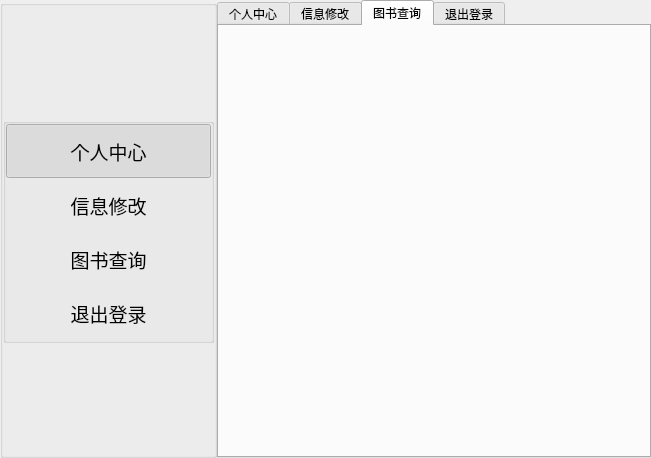
xiezhihu/Qt_Book, file twidgetstudent.ui: the form before one commit.
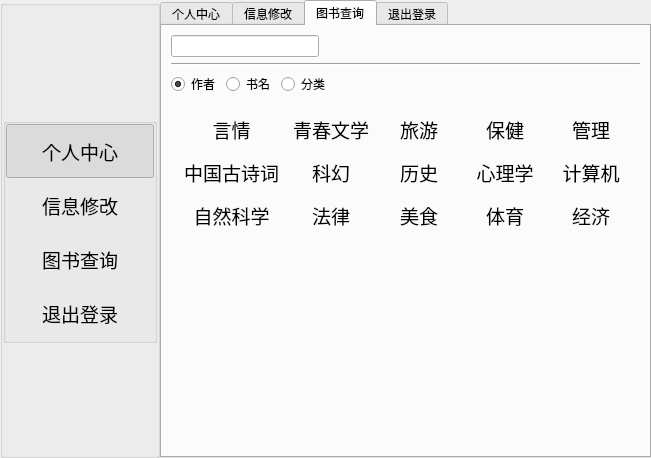
The form after the commit. The open tabs and pages were chosen to show the change. Icons and pictures are not drawn.

Commit message: 完成了图书查询Ui界面

The edit to the form file:
```diff
--- a/twidgetstudent.ui
+++ b/twidgetstudent.ui
@@ -906,6 +906,513 @@
       <attribute name="title">
        <string>图书查询</string>
       </attribute>
+      <layout class="QVBoxLayout" name="verticalLayout_13">
+       <item>
+        <layout class="QHBoxLayout" name="horizontalLayout_17" stretch="2,3">
+         <item>
+          <layout class="QHBoxLayout" name="horizontalLayout_16" stretch="10,1">
+           <property name="spacing">
+            <number>0</number>
+           </property>
+           <item>
+            <widget class="QLineEdit" name="lineSearch"/>
+           </item>
+           <item>
+            <widget class="QPushButton" name="btnSearch">
+             <property name="text">
+              <string/>
+             </property>
+             <property name="icon">
+              <iconset resource="icon.qrc">
+               <normaloff>:/icon/Search.png</normaloff>:/icon/Search.png</iconset>
+             </property>
+             <property name="flat">
+              <bool>true</bool>
+             </property>
+            </widget>
+           </item>
+          </layout>
+         </item>
+         <item>
+          <spacer name="horizontalSpacer_10">
+           <property name="orientation">
+            <enum>Qt::Horizontal</enum>
+           </property>
+           <property name="sizeHint" stdset="0">
+            <size>
+             <width>40</width>
+             <height>20</height>
+            </size>
+           </property>
+          </spacer>
+         </item>
+        </layout>
+       </item>
+       <item>
+        <widget class="Line" name="line_3">
+         <property name="orientation">
+          <enum>Qt::Horizontal</enum>
+         </property>
+        </widget>
+       </item>
+       <item>
+        <layout class="QHBoxLayout" name="horizontalLayout_20" stretch="1,3">
+         <item>
+          <layout class="QHBoxLayout" name="horizontalLayout_19">
+           <item>
+            <widget class="QRadioButton" name="radioAuthor">
+             <property name="text">
+              <string>作者</string>
+             </property>
+             <property name="checked">
+              <bool>true</bool>
+             </property>
+            </widget>
+           </item>
+           <item>
+            <widget class="QRadioButton" name="radioName">
+             <property name="text">
+              <string>书名</string>
+             </property>
+            </widget>
+           </item>
+           <item>
+            <widget class="QRadioButton" name="radioCategory">
+             <property name="text">
+              <string>分类</string>
+             </property>
+            </widget>
+           </item>
+          </layout>
+         </item>
+         <item>
+          <spacer name="horizontalSpacer_15">
+           <property name="orientation">
+            <enum>Qt::Horizontal</enum>
+           </property>
+           <property name="sizeHint" stdset="0">
+            <size>
+             <width>40</width>
+             <height>20</height>
+            </size>
+           </property>
+          </spacer>
+         </item>
+        </layout>
+       </item>
+       <item>
+        <widget class="QStackedWidget" name="queryStackedWidget">
+         <property name="currentIndex">
+          <number>0</number>
+         </property>
+         <widget class="QWidget" name="page_4">
+          <layout class="QVBoxLayout" name="verticalLayout_14">
+           <item>
+            <widget class="QTableView" name="queryTabView"/>
+           </item>
+           <item>
+            <layout class="QHBoxLayout" name="horizontalLayout_18">
+             <item>
+              <spacer name="horizontalSpacer_14">
+               <property name="orientation">
+                <enum>Qt::Horizontal</enum>
+               </property>
+               <property name="sizeHint" stdset="0">
+                <size>
+                 <width>40</width>
+                 <height>20</height>
+                </size>
+               </property>
+              </spacer>
+             </item>
+             <item>
+              <widget class="QPushButton" name="btnFirst">
+               <property name="text">
+                <string>首页</string>
+               </property>
+               <property name="flat">
+                <bool>true</bool>
+               </property>
+              </widget>
+             </item>
+             <item>
+              <spacer name="horizontalSpacer_16">
+               <property name="orientation">
+                <enum>Qt::Horizontal</enum>
+               </property>
+               <property name="sizeHint" stdset="0">
+                <size>
+                 <width>28</width>
+                 <height>20</height>
+                </size>
+               </property>
+              </spacer>
+             </item>
+             <item>
+              <widget class="QPushButton" name="btnLast">
+               <property name="text">
+                <string>上一页</string>
+               </property>
+               <property name="flat">
+                <bool>true</bool>
+               </property>
+              </widget>
+             </item>
+             <item>
+              <spacer name="horizontalSpacer_11">
+               <property name="orientation">
+                <enum>Qt::Horizontal</enum>
+               </property>
+               <property name="sizeHint" stdset="0">
+                <size>
+                 <width>18</width>
+                 <height>20</height>
+                </size>
+               </property>
+              </spacer>
+             </item>
+             <item>
+              <widget class="QLabel" name="label_9">
+               <property name="text">
+                <string>当前第</string>
+               </property>
+               <property name="alignment">
+                <set>Qt::AlignRight|Qt::AlignTrailing|Qt::AlignVCenter</set>
+               </property>
+              </widget>
+             </item>
+             <item>
+              <widget class="QSpinBox" name="spinPag">
+               <property name="buttonSymbols">
+                <enum>QAbstractSpinBox::NoButtons</enum>
+               </property>
+               <property name="minimum">
+                <number>1</number>
+               </property>
+               <property name="maximum">
+                <number>120</number>
+               </property>
+              </widget>
+             </item>
+             <item>
+              <widget class="QLabel" name="label_10">
+               <property name="text">
+                <string>页</string>
+               </property>
+              </widget>
+             </item>
+             <item>
+              <spacer name="horizontalSpacer_12">
+               <property name="orientation">
+                <enum>Qt::Horizontal</enum>
+               </property>
+               <property name="sizeHint" stdset="0">
+                <size>
+                 <width>18</width>
+                 <height>20</height>
+                </size>
+               </property>
+              </spacer>
+             </item>
+             <item>
+              <widget class="QPushButton" name="btnNext">
+               <property name="text">
+                <string>下一页</string>
+               </property>
+               <property name="flat">
+                <bool>true</bool>
+               </property>
+              </widget>
+             </item>
+             <item>
+              <spacer name="horizontalSpacer_17">
+               <property name="orientation">
+                <enum>Qt::Horizontal</enum>
+               </property>
+               <property name="sizeHint" stdset="0">
+                <size>
+                 <width>28</width>
+                 <height>20</height>
+                </size>
+               </property>
+              </spacer>
+             </item>
+             <item>
+              <widget class="QPushButton" name="btnEnd">
+               <property name="text">
+                <string>尾页</string>
+               </property>
+               <property name="flat">
+                <bool>true</bool>
+               </property>
+              </widget>
+             </item>
+             <item>
+              <spacer name="horizontalSpacer_13">
+               <property name="orientation">
+                <enum>Qt::Horizontal</enum>
+               </property>
+               <property name="sizeHint" stdset="0">
+                <size>
+                 <width>40</width>
+                 <height>20</height>
+                </size>
+               </property>
+              </spacer>
+             </item>
+            </layout>
+           </item>
+          </layout>
+         </widget>
+         <widget class="QWidget" name="page_5">
+          <layout class="QVBoxLayout" name="verticalLayout_15">
+           <item>
+            <layout class="QGridLayout" name="gridLayout_2">
+             <item row="0" column="0">
+              <widget class="QPushButton" name="btnRomance">
+               <property name="font">
+                <font>
+                 <pointsize>14</pointsize>
+                </font>
+               </property>
+               <property name="text">
+                <string>言情</string>
+               </property>
+               <property name="flat">
+                <bool>true</bool>
+               </property>
+              </widget>
+             </item>
+             <item row="0" column="1">
+              <widget class="QPushButton" name="btnYouth">
+               <property name="font">
+                <font>
+                 <pointsize>14</pointsize>
+                </font>
+               </property>
+               <property name="text">
+                <string>青春文学</string>
+               </property>
+               <property name="flat">
+                <bool>true</bool>
+               </property>
+              </widget>
+             </item>
+             <item row="0" column="2">
+              <widget class="QPushButton" name="btnTravel">
+               <property name="font">
+                <font>
+                 <pointsize>14</pointsize>
+                </font>
+               </property>
+               <property name="text">
+                <string>旅游</string>
+               </property>
+               <property name="flat">
+                <bool>true</bool>
+               </property>
+              </widget>
+             </item>
+             <item row="0" column="3">
+              <widget class="QPushButton" name="btnHealth">
+               <property name="font">
+                <font>
+                 <pointsize>14</pointsize>
+                </font>
+               </property>
+               <property name="text">
+                <string>保健</string>
+               </property>
+               <property name="flat">
+                <bool>true</bool>
+               </property>
+              </widget>
+             </item>
+             <item row="0" column="4">
+              <widget class="QPushButton" name="btnManagement">
+               <property name="font">
+                <font>
+                 <pointsize>14</pointsize>
+                </font>
+               </property>
+               <property name="text">
+                <string>管理</string>
+               </property>
+               <property name="flat">
+                <bool>true</bool>
+               </property>
+              </widget>
+             </item>
+             <item row="1" column="0">
+              <widget class="QPushButton" name="btnPoetry">
+               <property name="font">
+                <font>
+                 <pointsize>14</pointsize>
+                </font>
+               </property>
+               <property name="text">
+                <string>中国古诗词</string>
+               </property>
+               <property name="flat">
+                <bool>true</bool>
+               </property>
+              </widget>
+             </item>
+             <item row="1" column="1">
+              <widget class="QPushButton" name="btnSciFi">
+               <property name="font">
+                <font>
+                 <pointsize>14</pointsize>
+                </font>
+               </property>
+               <property name="text">
+                <string>科幻</string>
+               </property>
+               <property name="flat">
+                <bool>true</bool>
+               </property>
+              </widget>
+             </item>
+             <item row="1" column="2">
+              <widget class="QPushButton" name="btnHistory">
+               <property name="font">
+                <font>
+                 <pointsize>14</pointsize>
+                </font>
+               </property>
+               <property name="text">
+                <string>历史</string>
+               </property>
+               <property name="flat">
+                <bool>true</bool>
+               </property>
+              </widget>
+             </item>
+             <item row="1" column="3">
+              <widget class="QPushButton" name="btnPsychology">
+               <property name="font">
+                <font>
+                 <pointsize>14</pointsize>
+                </font>
+               </property>
+               <property name="text">
+                <string>心理学</string>
+               </property>
+               <property name="flat">
+                <bool>true</bool>
+               </property>
+              </widget>
+             </item>
+             <item row="1" column="4">
+              <widget class="QPushButton" name="btnComputer">
+               <property name="font">
+                <font>
+                 <pointsize>14</pointsize>
+                </font>
+               </property>
+               <property name="text">
+                <string>计算机</string>
+               </property>
+               <property name="flat">
+                <bool>true</bool>
+               </property>
+              </widget>
+             </item>
+             <item row="2" column="0">
+              <widget class="QPushButton" name="btnScience">
+               <property name="font">
+                <font>
+                 <pointsize>14</pointsize>
+                </font>
+               </property>
+               <property name="text">
+                <string>自然科学</string>
+               </property>
+               <property name="flat">
+                <bool>true</bool>
+               </property>
+              </widget>
+             </item>
+             <item row="2" column="1">
+              <widget class="QPushButton" name="btnLaw">
+               <property name="font">
+                <font>
+                 <pointsize>14</pointsize>
+                </font>
+               </property>
+               <property name="text">
+                <string>法律</string>
+               </property>
+               <property name="flat">
+                <bool>true</bool>
+               </property>
+              </widget>
+             </item>
+             <item row="2" column="2">
+              <widget class="QPushButton" name="btnFood">
+               <property name="font">
+                <font>
+                 <pointsize>14</pointsize>
+                </font>
+               </property>
+               <property name="text">
+                <string>美食</string>
+               </property>
+               <property name="flat">
+                <bool>true</bool>
+               </property>
+              </widget>
+             </item>
+             <item row="2" column="3">
+              <widget class="QPushButton" name="btnSports">
+               <property name="font">
+                <font>
+                 <pointsize>14</pointsize>
+                </font>
+               </property>
+               <property name="text">
+                <string>体育</string>
+               </property>
+               <property name="flat">
+                <bool>true</bool>
+               </property>
+              </widget>
+             </item>
+             <item row="2" column="4">
+              <widget class="QPushButton" name="btnEconomy">
+               <property name="font">
+                <font>
+                 <pointsize>14</pointsize>
+                </font>
+               </property>
+               <property name="text">
+                <string>经济</string>
+               </property>
+               <property name="flat">
+                <bool>true</bool>
+               </property>
+              </widget>
+             </item>
+            </layout>
+           </item>
+           <item>
+            <spacer name="verticalSpacer_12">
+             <property name="orientation">
+              <enum>Qt::Vertical</enum>
+             </property>
+             <property name="sizeHint" stdset="0">
+              <size>
+               <width>20</width>
+               <height>259</height>
+              </size>
+             </property>
+            </spacer>
+           </item>
+          </layout>
+         </widget>
+        </widget>
+       </item>
+      </layout>
      </widget>
      <widget class="QWidget" name="tab_2">
       <attribute name="title">
```
Left out of the diff: 6 changed lines with no effect on the pictures. The commit also changes 4 other files.
